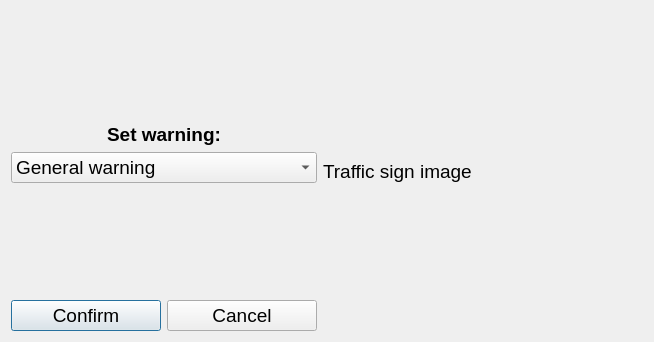
Above: TrafficSignCode/AdminApp/GUI/SetWarningDialog/SetWarningDialog.ui from IliyanAntov/TrafficSign before the change. Below: the same form after it.
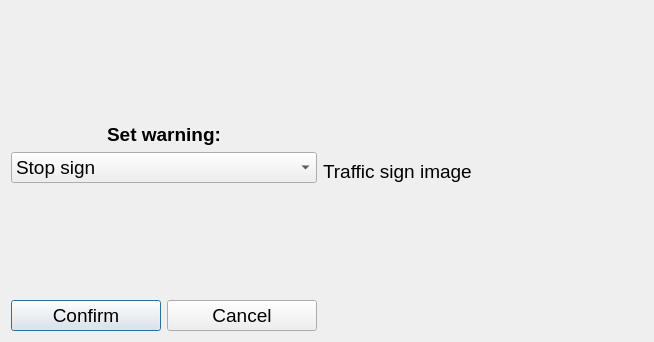
That is the form after the change.

Commit message: Added stop sign

```diff
--- a/TrafficSignCode/AdminApp/GUI/SetWarningDialog/SetWarningDialog.ui
+++ b/TrafficSignCode/AdminApp/GUI/SetWarningDialog/SetWarningDialog.ui
@@ -64,6 +64,11 @@
        </item>
        <item>
         <widget class="QComboBox" name="SelectionBox">
+         <item>
+          <property name="text">
+           <string>Stop sign</string>
+          </property>
+         </item>
          <item>
           <property name="text">
            <string>General warning</string>
```
The commit also changes 14 other files.
